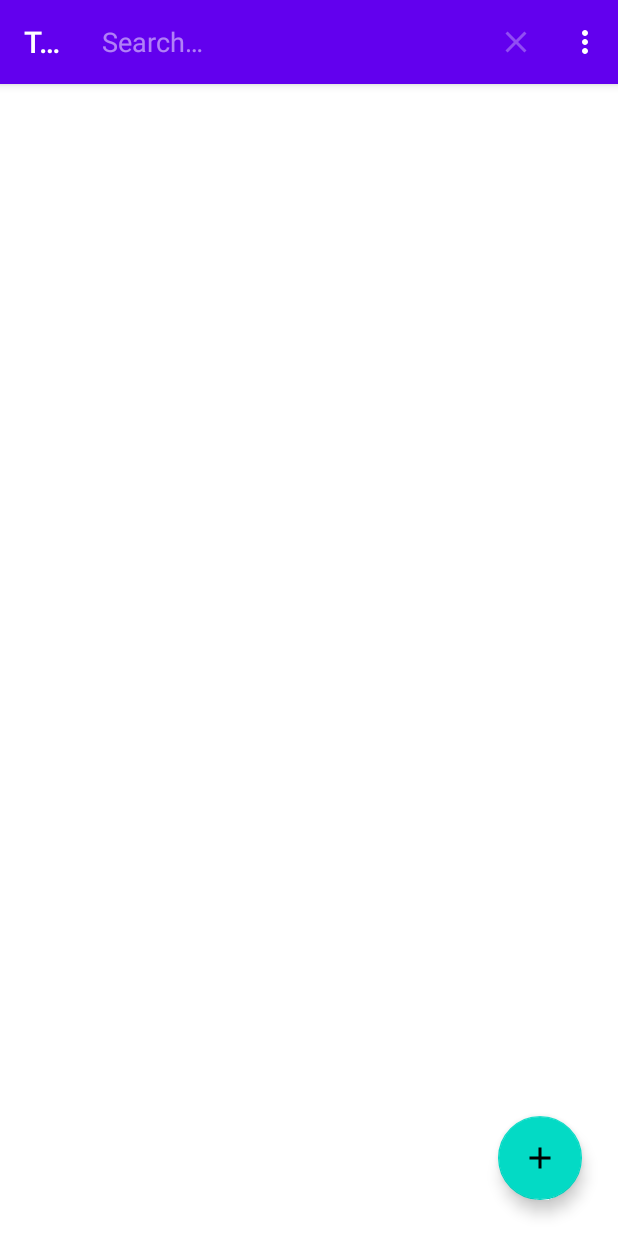
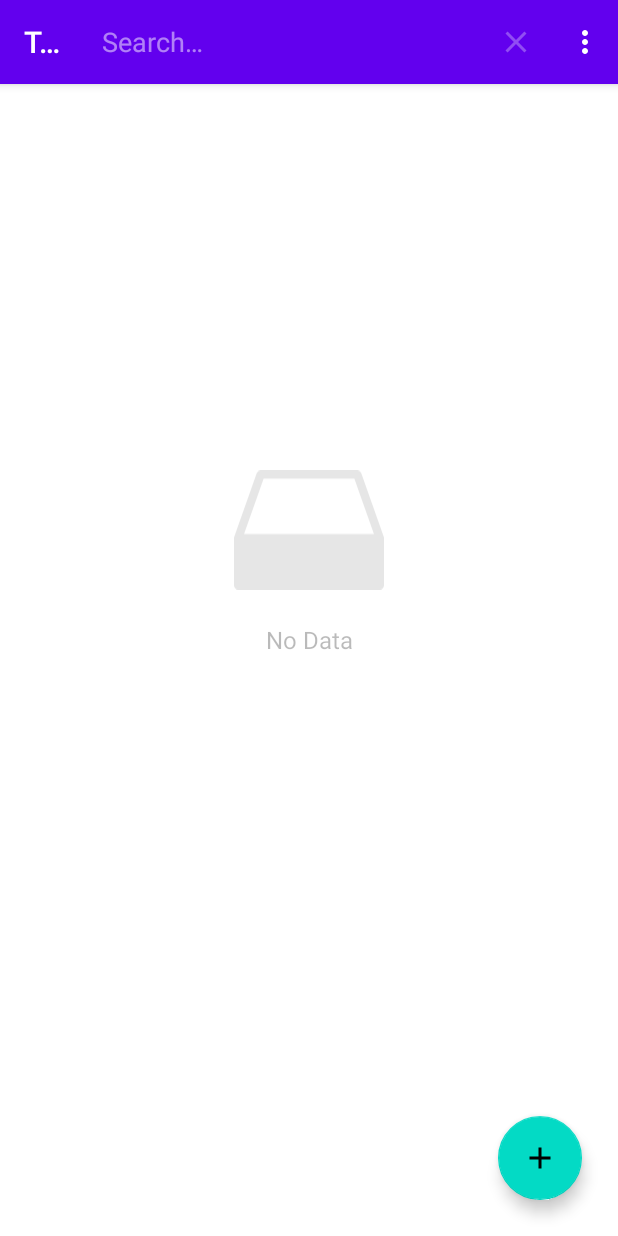
Before and after one commit to Ashish0077/ToDo_App_Android, an Android app: the screen it shows after launch (MainActivity), after a tap on "Search", on a phone screen of 412 x 824 dp. Run offline under Robolectric (Android 15) with nearby library versions, the phone set to English and light mode, and no system bars; our stand-ins replace Room's generated code, navigation-ui.

Commit message:
Show no data image and text view when db is empty
Signed-off-by: Ashish Arora <ashish007722@gmail.com>

```diff
--- a/app/src/main/java/com/example/todoapp/fragments/SharedViewModel.kt
+++ b/app/src/main/java/com/example/todoapp/fragments/SharedViewModel.kt
@@ -7,10 +7,18 @@ import android.widget.AdapterView
 import android.widget.TextView
 import androidx.core.content.ContextCompat
 import androidx.lifecycle.AndroidViewModel
+import androidx.lifecycle.MutableLiveData
 import com.example.todoapp.R
 import com.example.todoapp.data.models.Priority
+import com.example.todoapp.data.models.ToDoData
 
 class SharedViewModel(application: Application): AndroidViewModel(application) {
+
+	val emptyDatabase: MutableLiveData<Boolean> = MutableLiveData(true)
+
+	fun isDatabaseEmpty(toDoData: List<ToDoData>) {
+		emptyDatabase.value = toDoData.isEmpty()
+	}
 
 	val listener: AdapterView.OnItemSelectedListener = object:
 			AdapterView.OnItemSelectedListener {
--- a/app/src/main/java/com/example/todoapp/fragments/list/ListFragment.kt
+++ b/app/src/main/java/com/example/todoapp/fragments/list/ListFragment.kt
@@ -3,6 +3,7 @@ package com.example.todoapp.fragments.list
 import android.app.AlertDialog
 import android.os.Bundle
 import android.view.*
+import android.widget.ImageView
 import android.widget.Toast
 import androidx.fragment.app.Fragment
 import androidx.constraintlayout.widget.ConstraintLayout
@@ -13,6 +14,7 @@ import androidx.recyclerview.widget.LinearLayoutManager
 import com.example.todoapp.R
 import com.example.todoapp.data.viewmodel.ToDoViewModel
 import com.example.todoapp.databinding.FragmentListBinding
+import com.example.todoapp.fragments.SharedViewModel
 import com.google.android.material.floatingactionbutton.FloatingActionButton
 
 class ListFragment : Fragment() {
@@ -22,6 +24,7 @@ class ListFragment : Fragment() {
     private val binding get() = _binding!!
     private val listAdapter: ListAdapter by lazy { ListAdapter() }
     private val mToDoViewModel: ToDoViewModel by viewModels()
+    private val mSharedViewModel: SharedViewModel by viewModels()
 
     override fun onCreateView(
         inflater: LayoutInflater, container: ViewGroup?,
@@ -39,10 +42,24 @@ class ListFragment : Fragment() {
         binding.recyclerView.adapter = listAdapter
         binding.recyclerView.layoutManager = LinearLayoutManager(requireActivity())
         mToDoViewModel.getAllData.observe(viewLifecycleOwner) { data ->
+            mSharedViewModel.isDatabaseEmpty(data)
             listAdapter.setData(data)
+        }
+        mSharedViewModel.emptyDatabase.observe(viewLifecycleOwner) { isDbEmpty ->
+            showNoDataImage(isDbEmpty)
         }
 
         return binding.root;
+    }
+
+    private fun showNoDataImage(isDbEmpty: Boolean) {
+        if(isDbEmpty) {
+            binding.noDataImageView.visibility = View.VISIBLE
+            binding.noDataTextView.visibility = View.VISIBLE
+        } else {
+            binding.noDataImageView.visibility = View.INVISIBLE
+            binding.noDataTextView.visibility = View.INVISIBLE
+        }
     }
 
     override fun onCreateOptionsMenu(menu: Menu, inflater: MenuInflater) {
```
